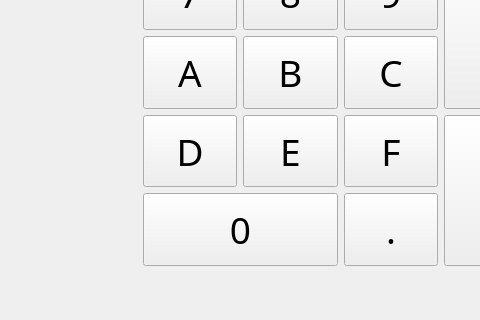
ZyNordd/Calculator, file calculator.ui: the form before one commit; both pictures show x 337 to 817 and y 309 to 629 of the 915 by 629 pixel window.
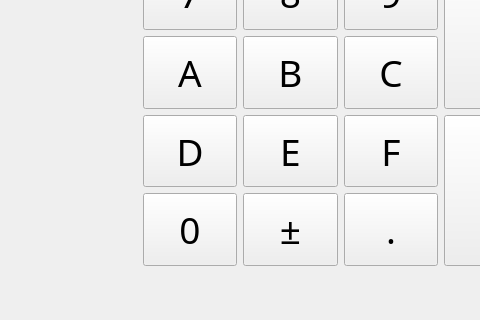
The form after the commit.

```diff
--- a/calculator.ui
+++ b/calculator.ui
@@ -62,25 +62,6 @@
        </property>
       </widget>
      </item>
-     <item row="7" column="0" colspan="2">
-      <widget class="QPushButton" name="pushButton_0">
-       <property name="sizePolicy">
-        <sizepolicy hsizetype="Expanding" vsizetype="Expanding">
-         <horstretch>0</horstretch>
-         <verstretch>0</verstretch>
-        </sizepolicy>
-       </property>
-       <property name="font">
-        <font>
-         <family>Sylfaen</family>
-         <pointsize>28</pointsize>
-        </font>
-       </property>
-       <property name="text">
-        <string>0</string>
-       </property>
-      </widget>
-     </item>
      <item row="3" column="1">
       <widget class="QPushButton" name="pushButton_5">
        <property name="sizePolicy">
@@ -480,6 +461,44 @@
        </property>
       </widget>
      </item>
+     <item row="7" column="0">
+      <widget class="QPushButton" name="pushButton_0">
+       <property name="sizePolicy">
+        <sizepolicy hsizetype="Expanding" vsizetype="Expanding">
+         <horstretch>0</horstretch>
+         <verstretch>0</verstretch>
+        </sizepolicy>
+       </property>
+       <property name="font">
+        <font>
+         <family>Sylfaen</family>
+         <pointsize>28</pointsize>
+        </font>
+       </property>
+       <property name="text">
+        <string>0</string>
+       </property>
+      </widget>
+     </item>
+     <item row="7" column="1">
+      <widget class="QPushButton" name="pushButton_minus_2">
+       <property name="sizePolicy">
+        <sizepolicy hsizetype="Expanding" vsizetype="Expanding">
+         <horstretch>0</horstretch>
+         <verstretch>0</verstretch>
+        </sizepolicy>
+       </property>
+       <property name="font">
+        <font>
+         <family>Sylfaen</family>
+         <pointsize>28</pointsize>
+        </font>
+       </property>
+       <property name="text">
+        <string>±</string>
+       </property>
+      </widget>
+     </item>
     </layout>
    </widget>
    <widget class="QComboBox" name="comboBox">
```
